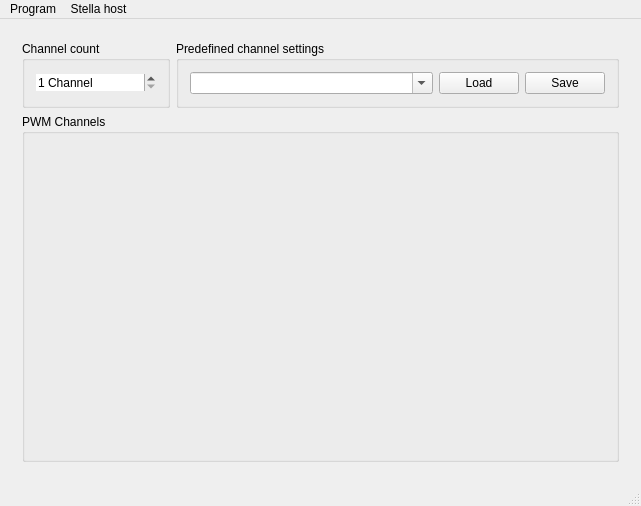
Qt form contrib/stella/qt4 gui/mainwindow.ui (ethersex/ethersex) before a commit.
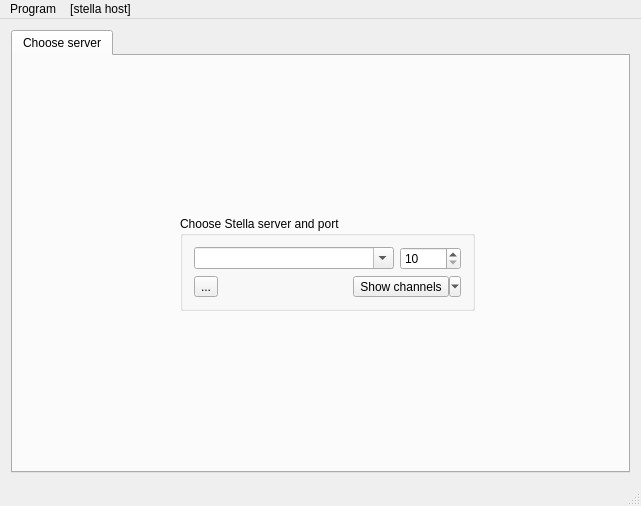
The same form after that commit. The open tabs and pages were chosen to show the change. Icons and pictures are not drawn.

Commit message:
StellaControl and Stella refactorizations
StellaControl: Refactorize. Add testing capabilities for the fade
functions of stella. Add rudimentary beat controlled blink via static
BPM value.

Stella: Refactorize. Readd proper fade mechanism. Add ecmd commands. Add
eeprom support.

The edit to the form file:
```diff
--- a/contrib/stella/qt4 gui/mainwindow.ui
+++ b/contrib/stella/qt4 gui/mainwindow.ui
@@ -14,17 +14,20 @@
    <string>MainWindow</string>
   </property>
   <property name="windowIcon">
-   <iconset resource="app.qrc">
+   <iconset>
     <normaloff>:/icons/preferences-desktop-color.png</normaloff>:/icons/preferences-desktop-color.png</iconset>
   </property>
   <widget class="QWidget" name="centralWidget">
    <layout class="QVBoxLayout" name="verticalLayout">
     <item>
-     <widget class="QStackedWidget" name="stackedWidget">
+     <widget class="QTabWidget" name="tabWidget">
       <property name="currentIndex">
        <number>0</number>
       </property>
-      <widget class="QWidget" name="page">
+      <widget class="QWidget" name="tabChoose">
+       <attribute name="title">
+        <string>Choose server</string>
+       </attribute>
        <layout class="QGridLayout" name="gridLayout">
         <item row="0" column="2">
          <spacer name="verticalSpacer_4">
@@ -67,7 +70,7 @@
            <enum>Qt::PlainText</enum>
           </property>
           <property name="pixmap">
-           <pixmap resource="app.qrc">:/icons/preferences-system-network.png</pixmap>
+           <pixmap>:/icons/preferences-system-network.png</pixmap>
           </property>
          </widget>
         </item>
@@ -148,7 +151,7 @@
                 <string>...</string>
                </property>
                <property name="icon">
-                <iconset resource="app.qrc">
+                <iconset>
                  <normaloff>:/icons/edit-clear.png</normaloff>:/icons/edit-clear.png</iconset>
                </property>
               </widget>
@@ -172,7 +175,7 @@
                 <string>Connect with fetching data from stella</string>
                </property>
                <property name="text">
-                <string>Connect</string>
+                <string>Show channels</string>
                </property>
                <property name="popupMode">
                 <enum>QToolButton::MenuButtonPopup</enum>
@@ -181,22 +184,6 @@
              </item>
             </layout>
            </item>
-           <item>
-            <widget class="QLabel" name="label_connect_status">
-             <property name="sizePolicy">
-              <sizepolicy hsizetype="Preferred" vsizetype="MinimumExpanding">
-               <horstretch>0</horstretch>
-               <verstretch>0</verstretch>
-              </sizepolicy>
-             </property>
-             <property name="text">
-              <string/>
-             </property>
-             <property name="alignment">
-              <set>Qt::AlignLeading|Qt::AlignLeft|Qt::AlignTop</set>
-             </property>
-            </widget>
-           </item>
           </layout>
          </widget>
         </item>
@@ -231,106 +218,6 @@
         </item>
        </layout>
       </widget>
-      <widget class="QWidget" name="page_2">
-       <layout class="QVBoxLayout" name="verticalLayout_5">
-        <item>
-         <layout class="QHBoxLayout" name="horizontalLayout">
-          <item>
-           <widget class="QGroupBox" name="groupBox_3">
-            <property name="title">
-             <string>Channel count</string>
-            </property>
-            <layout class="QVBoxLayout" name="verticalLayout_4">
-             <item>
-              <widget class="QSpinBox" name="spinChannelCount">
-               <property name="minimumSize">
-                <size>
-                 <width>120</width>
-                 <height>0</height>
-                </size>
-               </property>
-               <property name="frame">
-                <bool>false</bool>
-               </property>
-               <property name="specialValueText">
-                <string>1 Channel</string>
-               </property>
-               <property name="suffix">
-                <string> Channels</string>
-               </property>
-               <property name="minimum">
-                <number>1</number>
-               </property>
-               <property name="maximum">
-                <number>8</number>
-               </property>
-              </widget>
-             </item>
-            </layout>
-           </widget>
-          </item>
-          <item>
-           <widget class="QGroupBox" name="groupBox_2">
-            <property name="title">
-             <string>Predefined channel settings</string>
-            </property>
-            <layout class="QHBoxLayout" name="horizontalLayout_15">
-             <item>
-              <widget class="QComboBox" name="predefinedlist">
-               <property name="sizePolicy">
-                <sizepolicy hsizetype="MinimumExpanding" vsizetype="Fixed">
-                 <horstretch>0</horstretch>
-                 <verstretch>0</verstretch>
-                </sizepolicy>
-               </property>
-               <property name="editable">
-                <bool>true</bool>
-               </property>
-              </widget>
-             </item>
-             <item>
-              <widget class="QPushButton" name="btnLoadPredefined">
-               <property name="text">
-                <string>Load</string>
-               </property>
-              </widget>
-             </item>
-             <item>
-              <widget class="QPushButton" name="btnSavePredefined">
-               <property name="text">
-                <string>Save</string>
-               </property>
-              </widget>
-             </item>
-            </layout>
-           </widget>
-          </item>
-         </layout>
-        </item>
-        <item>
-         <widget class="QGroupBox" name="pwmchannels">
-          <property name="title">
-           <string>PWM Channels</string>
-          </property>
-          <layout class="QVBoxLayout" name="verticalLayout_2">
-           <item>
-            <spacer name="verticalSpacer">
-             <property name="orientation">
-              <enum>Qt::Vertical</enum>
-             </property>
-             <property name="sizeHint" stdset="0">
-              <size>
-               <width>20</width>
-               <height>40</height>
-              </size>
-             </property>
-            </spacer>
-           </item>
-          </layout>
-         </widget>
-        </item>
-       </layout>
-      </widget>
      </widget>
     </item>
    </layout>
@@ -356,12 +243,8 @@
    </widget>
    <widget class="QMenu" name="menuStella_host">
     <property name="title">
-     <string>Stella host</string>
+     <string notr="true">[stella host]</string>
     </property>
-    <addaction name="actionChoose"/>
-    <addaction name="actionFetch_values_from_server"/>
-    <addaction name="actionResend_pwm_values_to_stella"/>
-    <addaction name="actionMake_stella_broadcast_changes"/>
    </widget>
    <addaction name="menuFile"/>
    <addaction name="menuStella_host"/>
@@ -369,43 +252,25 @@
   <widget class="QStatusBar" name="statusBar"/>
   <action name="actionClose">
    <property name="icon">
-    <iconset resource="app.qrc">
+    <iconset>
      <normaloff>:/icons/dialog-close.png</normaloff>:/icons/dialog-close.png</iconset>
    </property>
    <property name="text">
     <string>Close</string>
    </property>
   </action>
-  <action name="actionFetch_values_from_server">
-   <property name="icon">
-    <iconset resource="app.qrc">
-     <normaloff>:/icons/arrow-left.png</normaloff>:/icons/arrow-left.png</iconset>
-   </property>
-   <property name="text">
-    <string>Refetch pwm values from stella</string>
-   </property>
-  </action>
   <action name="actionAbout">
    <property name="icon">
-    <iconset resource="app.qrc">
+    <iconset>
      <normaloff>:/icons/help-about.png</normaloff>:/icons/help-about.png</iconset>
    </property>
    <property name="text">
     <string>About</string>
    </property>
   </action>
-  <action name="actionChoose">
-   <property name="icon">
-    <iconset resource="app.qrc">
-     <normaloff>:/icons/configure.png</normaloff>:/icons/configure.png</iconset>
-   </property>
-   <property name="text">
-    <string>Choose ...</string>
-   </property>
-  </action>
   <action name="actionRestore">
    <property name="icon">
-    <iconset resource="app.qrc">
+    <iconset>
      <normaloff>:/icons/preferences-desktop-color.png</normaloff>:/icons/preferences-desktop-color.png</iconset>
    </property>
    <property name="text">
@@ -433,40 +298,14 @@
     <string>Channel count</string>
    </property>
   </action>
-  <action name="actionConnect_without_fetching_data">
+  <action name="actionShowBeatcontrol">
    <property name="text">
-    <string>Connect without fetching data</string>
+    <string>Show beat control</string>
    </property>
-   <property name="toolTip">
-    <string>Connect without fetching data</string>
-   </property>
   </action>
-  <action name="actionConnect_with_fetching_data">
+  <action name="actionShowChannels">
    <property name="text">
-    <string>Connect with fetching data</string>
-   </property>
-   <property name="toolTip">
-    <string>Connect with fetching data</string>
-   </property>
-  </action>
-  <action name="actionMake_stella_broadcast_changes">
-   <property name="checkable">
-    <bool>true</bool>
-   </property>
-   <property name="text">
-    <string>Broadcast changes</string>
-   </property>
-   <property name="toolTip">
-    <string>Broadcast changes 1s after the last change</string>
-   </property>
-  </action>
-  <action name="actionResend_pwm_values_to_stella">
-   <property name="icon">
-    <iconset resource="app.qrc">
-     <normaloff>:/icons/arrow-right.png</normaloff>:/icons/arrow-right.png</iconset>
-   </property>
-   <property name="text">
-    <string>Resend pwm values to stella</string>
+    <string>Show Channels</string>
    </property>
   </action>
  </widget>
```
Left out of the diff: 4 changed lines with no effect on the pictures. The commit also changes 32 other files.
